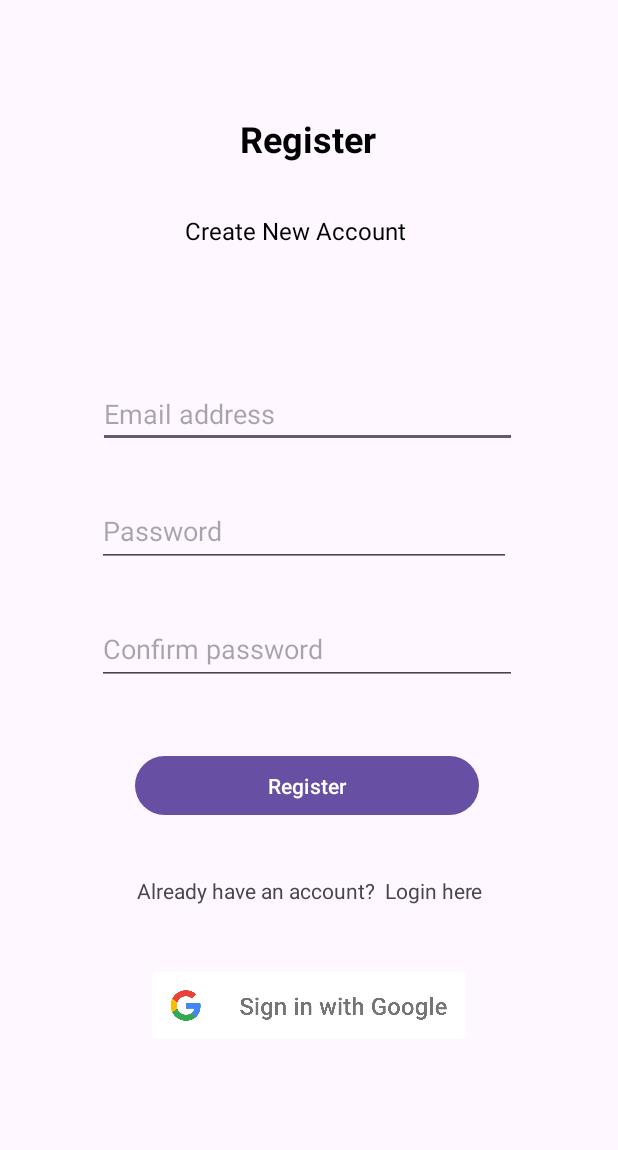
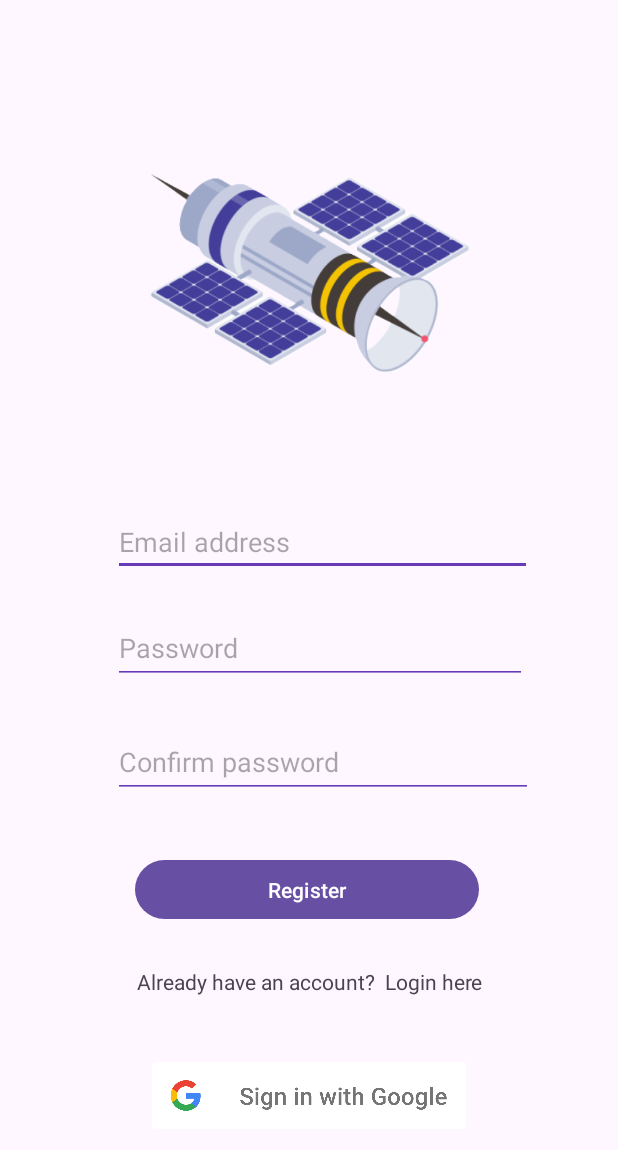
Before and after one commit to kaikamal/FYP, an Android app: the layout activity_register.xml on its own in the app's theme, with its tools: preview values and no code run, on a phone screen of 412 x 824 dp. Shown: the top 1150 px of the screen. Run offline under Robolectric (Android 15) with nearby library versions, the phone set to English and light mode, and no system bars.

Commit message:
project commit

```diff
--- /dev/null
+++ b/app/src/main/res/drawable/purple_gradient_button.xml
@@ -0,0 +1,10 @@
+<?xml version="1.0" encoding="utf-8"?>
+<layer-list xmlns:android="http://schemas.android.com/apk/res/android">
+    <item>
+        <gradient
+            android:angle="270"
+            android:endColor="@color/lavender"
+            android:startColor="@color/purple" />
+    </item>
+
+</layer-list>
--- a/app/src/main/res/layout/activity_register.xml
+++ b/app/src/main/res/layout/activity_register.xml
@@ -6,76 +6,50 @@
     android:layout_height="match_parent"
     tools:context=".Register">
 
-    <TextView
-        android:id="@+id/textView"
-        android:layout_width="wrap_content"
-        android:layout_height="wrap_content"
-        android:text="Register"
-        android:textColor="#000000"
-        android:textSize="24sp"
-        android:textStyle="bold"
-        app:layout_constraintBottom_toBottomOf="parent"
-        app:layout_constraintEnd_toEndOf="parent"
-        app:layout_constraintHorizontal_bias="0.498"
-        app:layout_constraintStart_toStartOf="parent"
-        app:layout_constraintTop_toTopOf="parent"
-        app:layout_constraintVertical_bias="0.096" />
-
-    <TextView
-        android:id="@+id/textView1"
-        android:layout_width="wrap_content"
-        android:layout_height="wrap_content"
-        android:text="Create New Account"
-        android:textColor="#000000"
-        android:textSize="16sp"
-        app:layout_constraintBottom_toBottomOf="parent"
-        app:layout_constraintEnd_toEndOf="parent"
-        app:layout_constraintHorizontal_bias="0.467"
-        app:layout_constraintStart_toStartOf="parent"
-        app:layout_constraintTop_toTopOf="parent"
-        app:layout_constraintVertical_bias="0.178" />
-
     <EditText
         android:id="@+id/Email"
         android:layout_width="279dp"
         android:layout_height="43dp"
+        android:backgroundTint="@color/purple"
         android:ems="10"
         android:hint="Email address"
         android:inputType="text"
         app:layout_constraintBottom_toBottomOf="parent"
         app:layout_constraintEnd_toEndOf="parent"
-        app:layout_constraintHorizontal_bias="0.492"
+        app:layout_constraintHorizontal_bias="0.568"
         app:layout_constraintStart_toStartOf="parent"
         app:layout_constraintTop_toTopOf="parent"
-        app:layout_constraintVertical_bias="0.327" />
+        app:layout_constraintVertical_bias="0.436" />
 
     <EditText
         android:id="@+id/Password"
         android:layout_width="276dp"
         android:layout_height="47dp"
+        android:backgroundTint="@color/purple"
         android:ems="10"
         android:hint="Password"
         android:inputType="textNoSuggestions|textVisiblePassword"
         app:layout_constraintBottom_toBottomOf="parent"
         app:layout_constraintEnd_toEndOf="parent"
-        app:layout_constraintHorizontal_bias="0.474"
+        app:layout_constraintHorizontal_bias="0.555"
         app:layout_constraintStart_toStartOf="parent"
         app:layout_constraintTop_toTopOf="parent"
-        app:layout_constraintVertical_bias="0.426" />
+        app:layout_constraintVertical_bias="0.526" />
 
     <EditText
         android:id="@+id/Phone"
         android:layout_width="280dp"
         android:layout_height="47dp"
+        android:backgroundTint="@color/purple"
         android:ems="10"
         android:hint="Confirm password"
         android:inputType="textNoSuggestions|textVisiblePassword"
         app:layout_constraintBottom_toBottomOf="parent"
         app:layout_constraintEnd_toEndOf="parent"
-        app:layout_constraintHorizontal_bias="0.488"
+        app:layout_constraintHorizontal_bias="0.572"
         app:layout_constraintStart_toStartOf="parent"
         app:layout_constraintTop_toTopOf="parent"
-        app:layout_constraintVertical_bias="0.527" />
+        app:layout_constraintVertical_bias="0.624" />
 
     <Button
         android:id="@+id/button"
@@ -88,7 +62,7 @@
         app:layout_constraintHorizontal_bias="0.494"
         app:layout_constraintStart_toStartOf="parent"
         app:layout_constraintTop_toTopOf="parent"
-        app:layout_constraintVertical_bias="0.644" />
+        app:layout_constraintVertical_bias="0.733" />
 
     <TextView
         android:id="@+id/textView5"
@@ -101,16 +75,7 @@
         app:layout_constraintHorizontal_bias="0.502"
         app:layout_constraintStart_toStartOf="parent"
         app:layout_constraintTop_toTopOf="parent"
-        app:layout_constraintVertical_bias="0.726" />
-
-    <ProgressBar
-        android:id="@+id/progressBar"
-        style="?android:attr/progressBarStyle"
-        android:layout_width="wrap_content"
-        android:layout_height="wrap_content"
-        tools:layout_editor_absoluteX="243dp"
-        tools:layout_editor_absoluteY="657dp"
-        android:visibility="invisible" />
+        app:layout_constraintVertical_bias="0.801" />
 
     <ImageView
         android:id="@+id/imageView"
@@ -120,8 +85,21 @@
         app:layout_constraintEnd_toEndOf="parent"
         app:layout_constraintStart_toStartOf="parent"
         app:layout_constraintTop_toTopOf="parent"
-        app:layout_constraintVertical_bias="0.834"
+        app:layout_constraintVertical_bias="0.911"
         app:srcCompat="@drawable/google_signin" />
+
+    <ImageView
+        android:id="@+id/imageView3"
+        android:layout_width="232dp"
+        android:layout_height="188dp"
+        app:layout_constraintBottom_toBottomOf="parent"
+        app:layout_constraintEnd_toEndOf="parent"
+        app:layout_constraintHorizontal_bias="0.502"
+        app:layout_constraintStart_toStartOf="parent"
+        app:layout_constraintTop_toTopOf="parent"
+        app:layout_constraintVertical_bias="0.127"
+        app:srcCompat="@drawable/logo" />
+
     <!--    <ProgressBar-->
 <!--        android:id="@+id/progressBar"-->
 <!--        style="?android:attr/progressBarStyle"-->
```
